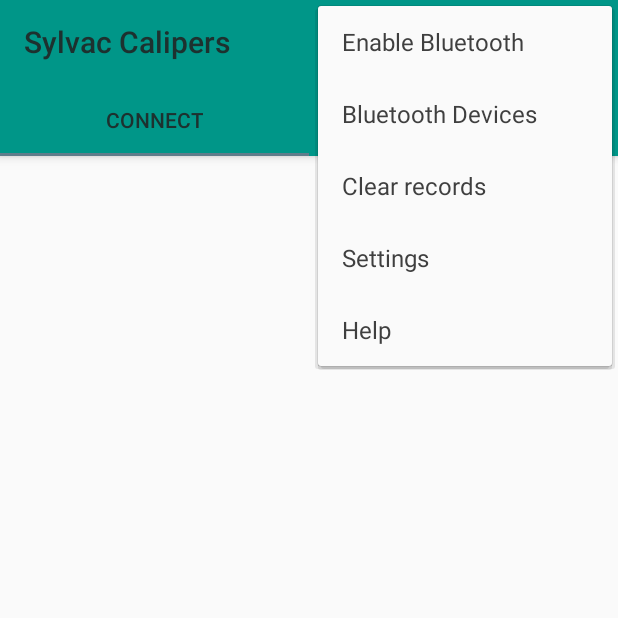
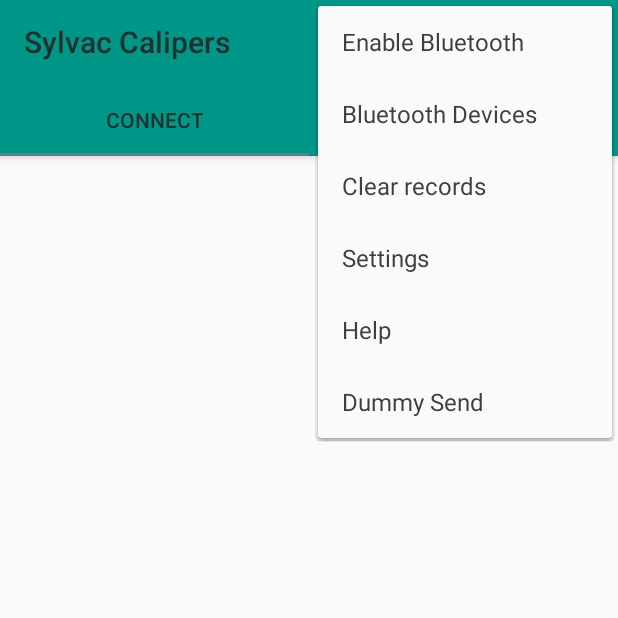
Before and after one commit to patricksnelgar/SylvacMeasurements, an Android app: the MainActivity screen opened directly, with no data from a screen before it, with the options menu open, on a phone screen of 412 x 824 dp, the top half of it. Run offline under Robolectric (Android 15) with nearby library versions, the phone set to English and light mode, and no system bars; 1 statement that could not run was skipped.

Commit message:
Fixed crash on autorotate. Added in a dummy send option in the menu for testing purposes

```diff
--- a/app/src/main/AndroidManifest.xml
+++ b/app/src/main/AndroidManifest.xml
@@ -10,8 +10,10 @@
     <uses-permission android:name="android.permission.WRITE_EXTERNAL_STORAGE" />
     <uses-feature android:name="android.hardware.bluetooth_le" android:required="false"/>
     <application android:label="@string/app_name" android:icon="@drawable/bluetooth_caliper" android:theme="@style/TealBaseTheme">
-        <activity android:name="com.patrick.Sylvac_Calipers.MainActivity" android:windowSoftInputMode="adjustPan"
-                  android:label="@string/app_name">
+        <activity   android:name="com.patrick.Sylvac_Calipers.MainActivity"
+                    android:windowSoftInputMode="adjustPan"
+                    android:label="@string/app_name"
+                    android:screenOrientation="portrait">
             <intent-filter>
                 <action android:name="android.intent.action.MAIN"/>
                 <category android:name="android.intent.category.LAUNCHER"/>
--- a/app/src/main/res/layout/connect_fragment.xml
+++ b/app/src/main/res/layout/connect_fragment.xml
@@ -4,7 +4,8 @@
             android:layout_width="fill_parent"
             android:layout_height="fill_parent"
             android:clickable="false"
-            android:keepScreenOn="true">
+            android:keepScreenOn="true"
+            >
     <ListView
         android:layout_width="match_parent"
         android:layout_height="match_parent"
--- a/app/src/main/res/layout/main.xml
+++ b/app/src/main/res/layout/main.xml
@@ -3,7 +3,7 @@
     xmlns:app="http://schemas.android.com/apk/res-auto"
     android:layout_height="fill_parent"
     android:layout_width="fill_parent"
-    android:orientation="vertical">
+    xmlns:android.support.design="http://schemas.android.com/tools">
                 <android.support.v4.view.ViewPager
                         xmlns:android="http://schemas.android.com/apk/res/android"
                         android:layout_height="fill_parent"
--- a/app/src/main/res/menu/menu.xml
+++ b/app/src/main/res/menu/menu.xml
@@ -34,6 +34,10 @@
         android:id="@+id/action_help"
         android:title="Help"
         app:showAsAction="never" />
+    <item
+        android:id="@+id/action_dummy_data"
+        android:title="Dummy Send"
+        app:showAsAction="never" />
     <!--<item
         android:id="@+id/action_about"
         android:title="About"
--- a/app/src/main/res/values/colors.xml
+++ b/app/src/main/res/values/colors.xml
@@ -8,5 +8,5 @@
     <color name="accent_material_light">#607d8b</color>
     <color name="primary_text_material_light">#DD212121</color>
     <color name="secondary_text_material_light">#757575</color>
-    <color name="primary_text_material_dark">#ffffff</color>
+    <color name="primary_text_material_dark">#000000</color>
 </resources>
```
Also changed, not shown: app/src/main/java/com/patrick/Sylvac_Calipers/MainActivity.java (+9 -2 lines), 24 other files.
